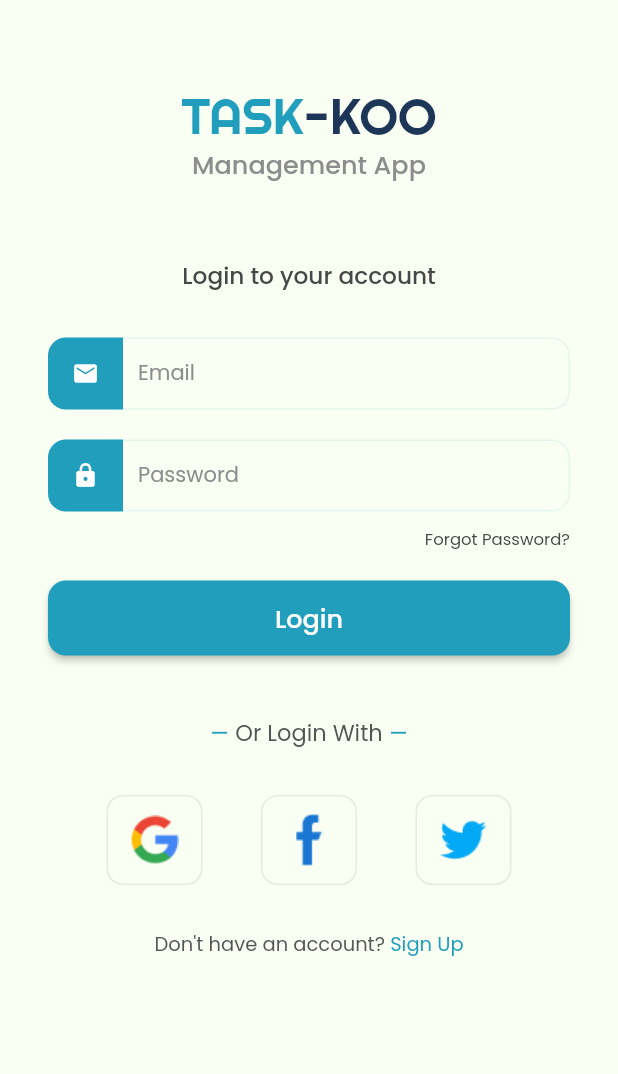
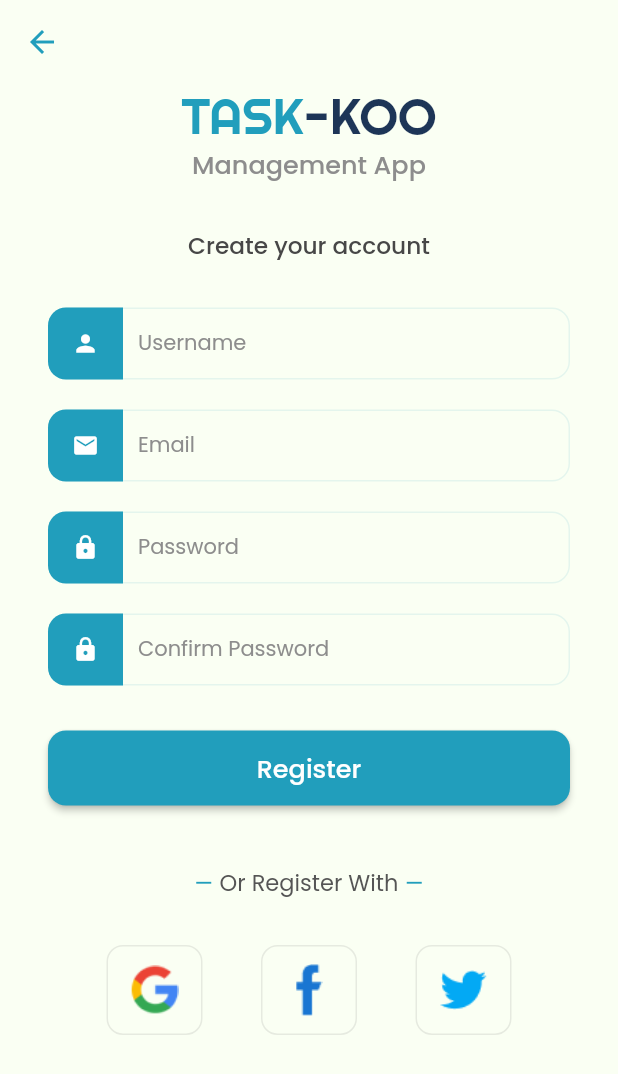
Before and after one commit to av-erencelik/flutter-task-koo, a Flutter app: the screen it shows after launch, after a tap on "Get Started", after a tap on "Sign Up", on a phone screen of 412 x 824 dp. Shown: the top 1074 px of the screen. Run offline on Flutter 3.47's test engine with Material 2 defaults, Android fonts, the phone set to English and light mode, and no system bars; our stand-ins replace form_validator, google_fonts.

Commit message:
created register page

```diff
--- a/lib/main.dart
+++ b/lib/main.dart
@@ -1,6 +1,6 @@
 import 'package:flutter/material.dart';
+import 'package:flutter_todo_app/pages/welcome.dart';
 import 'package:flutter_todo_app/theme.dart';
-import 'package:flutter_todo_app/welcome.dart';
 
 void main() {
   runApp(const MyApp());
--- a/lib/login.dart
+++ b/lib/pages/login.dart
@@ -1,5 +1,6 @@
 import 'package:flutter/material.dart';
 import 'package:flutter_todo_app/components/header.dart';
+import 'package:flutter_todo_app/pages/register.dart';
 import 'package:form_validator/form_validator.dart';
 
 class LoginPage extends StatefulWidget {
@@ -93,7 +94,12 @@ class _LoginPageState extends State<LoginPage> with Validators {
                             ),
                       ),
                       InkWell(
-                        onTap: () {},
+                        onTap: () {
+                          Navigator.push(
+                              context,
+                              MaterialPageRoute(
+                                  builder: (context) => const RegisterPage()));
+                        },
                         child: Text("Sign Up",
                             style: Theme.of(context)
                                 .textTheme
@@ -191,17 +197,22 @@ class CustomTextField extends StatelessWidget {
     this.isPassword = false,
     required this.hint,
     required this.icon,
+    this.controller,
   });
   final String? Function(String?) validator;
   final bool isPassword;
   final String hint;
   final IconData icon;
+  final TextEditingController? controller;
+
   @override
   Widget build(BuildContext context) {
     return TextFormField(
       validator: (value) {
         return validator(value);
       },
+      autovalidateMode: AutovalidateMode.onUserInteraction,
+      controller: controller,
       enableSuggestions: true,
       keyboardType:
           isPassword ? TextInputType.text : TextInputType.emailAddress,
@@ -234,4 +245,6 @@ class Validators {
   final emailValidator = ValidationBuilder().email().maxLength(50).build();
   final passwordValidator =
       ValidationBuilder().minLength(6).maxLength(50).build();
+  final usernameValidator =
+      ValidationBuilder().minLength(3).maxLength(20).build();
 }
--- /dev/null
+++ b/lib/pages/register.dart
@@ -0,0 +1,168 @@
+import 'package:flutter/material.dart';
+import 'package:flutter_todo_app/components/header.dart';
+import 'package:flutter_todo_app/pages/login.dart';
+import 'package:form_validator/form_validator.dart';
+
+class RegisterPage extends StatefulWidget {
+  const RegisterPage({super.key});
+
+  @override
+  State<RegisterPage> createState() => _RegisterPageState();
+}
+
+class _RegisterPageState extends State<RegisterPage> with Validators {
+  final GlobalKey<FormState> _formKey = GlobalKey<FormState>();
+  final TextEditingController pass = TextEditingController();
+
+  @override
+  void initState() {
+    super.initState();
+    pass.addListener(() {
+      setState(() {});
+    });
+  }
+
+  @override
+  void dispose() {
+    pass.dispose();
+    super.dispose();
+  }
+
+  @override
+  Widget build(BuildContext context) {
+    final passwordCheck = ValidationBuilder()
+        .minLength(6)
+        .passwordCheck(pass.text)
+        .maxLength(50)
+        .build();
+    return Scaffold(
+      appBar: AppBar(),
+      body: SingleChildScrollView(
+          child: Padding(
+        padding: const EdgeInsets.symmetric(horizontal: 32),
+        child: Column(
+          children: [
+            const AuthHeader(),
+            const SizedBox(height: 30),
+            formHeader(context),
+            Form(
+                key: _formKey,
+                child: Column(children: [
+                  const SizedBox(
+                    height: 30,
+                  ),
+                  CustomTextField(
+                    validator: usernameValidator,
+                    hint: "Username",
+                    icon: Icons.person,
+                  ),
+                  const SizedBox(
+                    height: 20,
+                  ),
+                  CustomTextField(
+                    validator: emailValidator,
+                    hint: "Email",
+                    icon: Icons.email,
+                  ),
+                  const SizedBox(
+                    height: 20,
+                  ),
+                  CustomTextField(
+                    validator: passwordValidator,
+                    isPassword: true,
+                    hint: "Password",
+                    controller: pass,
+                    icon: Icons.lock,
+                  ),
+                  const SizedBox(
+                    height: 20,
+                  ),
+                  CustomTextField(
+                    validator: passwordCheck,
+                    isPassword: true,
+                    hint: "Confirm Password",
+                    icon: Icons.lock,
+                  ),
+                  const SizedBox(
+                    height: 20,
+                  ),
+                  registerButton(context),
+                  Row(
+                    mainAxisAlignment: MainAxisAlignment.center,
+                    children: [
+                      const Padding(
+                        padding: EdgeInsets.only(right: 3),
+                        child: Icon(
+                          Icons.horizontal_rule,
+                          size: 15,
+                        ),
+                      ),
+                      Text(
+                        "Or Register With",
+                        style: Theme.of(context).textTheme.bodyMedium,
+                      ),
+                      const Padding(
+                        padding: EdgeInsets.only(left: 3),
+                        child: Icon(
+                          Icons.horizontal_rule,
+                          size: 15,
+                        ),
+                      ),
+                    ],
+                  ),
+                  const SizedBox(
+                    height: 30,
+                  ),
+                  Row(
+                    mainAxisAlignment: MainAxisAlignment.spaceEvenly,
+                    children: const [
+                      SocialButton(img: "google"),
+                      SocialButton(img: "facebook"),
+                      SocialButton(img: "twitter")
+                    ],
+                  ),
+                ])),
+          ],
+        ),
+      )),
+    );
+  }
+
+  Container registerButton(BuildContext context) {
+    return Container(
+        width: double.infinity,
+        height: 50,
+        margin: const EdgeInsets.only(top: 10, bottom: 40),
+        child: ElevatedButton(
+            onPressed: () {
+              if (_formKey.currentState!.validate()) {
+                ScaffoldMessenger.of(context).showSnackBar(
+                    const SnackBar(content: Text("Processing Data")));
+              }
+            },
+            child: Text("Register",
+                style: Theme.of(context).textTheme.bodyMedium?.copyWith(
+                    fontWeight: FontWeight.w500,
+                    color: Colors.white,
+                    fontSize: 17))));
+  }
+
+  Text formHeader(BuildContext context) {
+    return Text(
+      "Create your account",
+      style: Theme.of(context).textTheme.bodyMedium?.copyWith(
+          fontSize: 15.5,
+          fontWeight: FontWeight.w500,
+          color: Theme.of(context).colorScheme.onSecondary),
+    );
+  }
+}
+
+extension CustomValidationBuilder on ValidationBuilder {
+  passwordCheck(password) => add((value) {
+        if (value != password) {
+          return 'Passwords do not match';
+        }
+        return null;
+      });
+}
--- a/lib/welcome.dart
+++ b/lib/pages/welcome.dart
@@ -1,5 +1,5 @@
 import 'package:flutter/material.dart';
-import 'package:flutter_todo_app/Login.dart';
+import 'package:flutter_todo_app/pages/login.dart';
 import 'package:flutter_todo_app/components/header.dart';
 import 'package:google_fonts/google_fonts.dart';
 
--- a/lib/theme.dart
+++ b/lib/theme.dart
@@ -6,6 +6,9 @@ class AppTheme {
       appBarTheme: AppBarTheme(
         color: _CustomColors().milk,
         elevation: 0,
+        iconTheme: IconThemeData(
+          color: _CustomColors().butterflyBlue,
+        ),
       ),
       colorScheme: ColorScheme(
         primary: _CustomColors().butterflyBlue,
```
